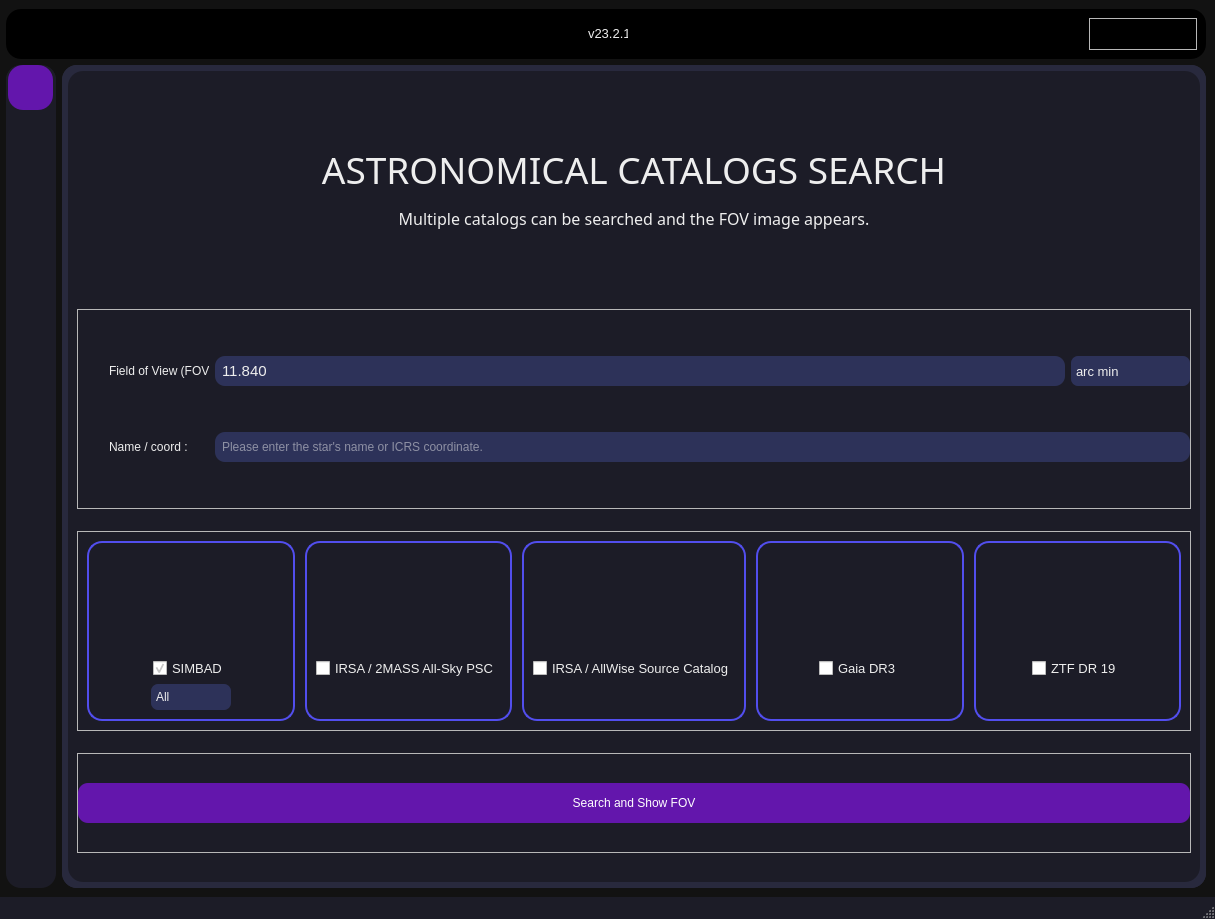
The window that UI/main.ui (krmerdem/Astro-Observer-Plan) describes before a commit, drawn with Qt 5.
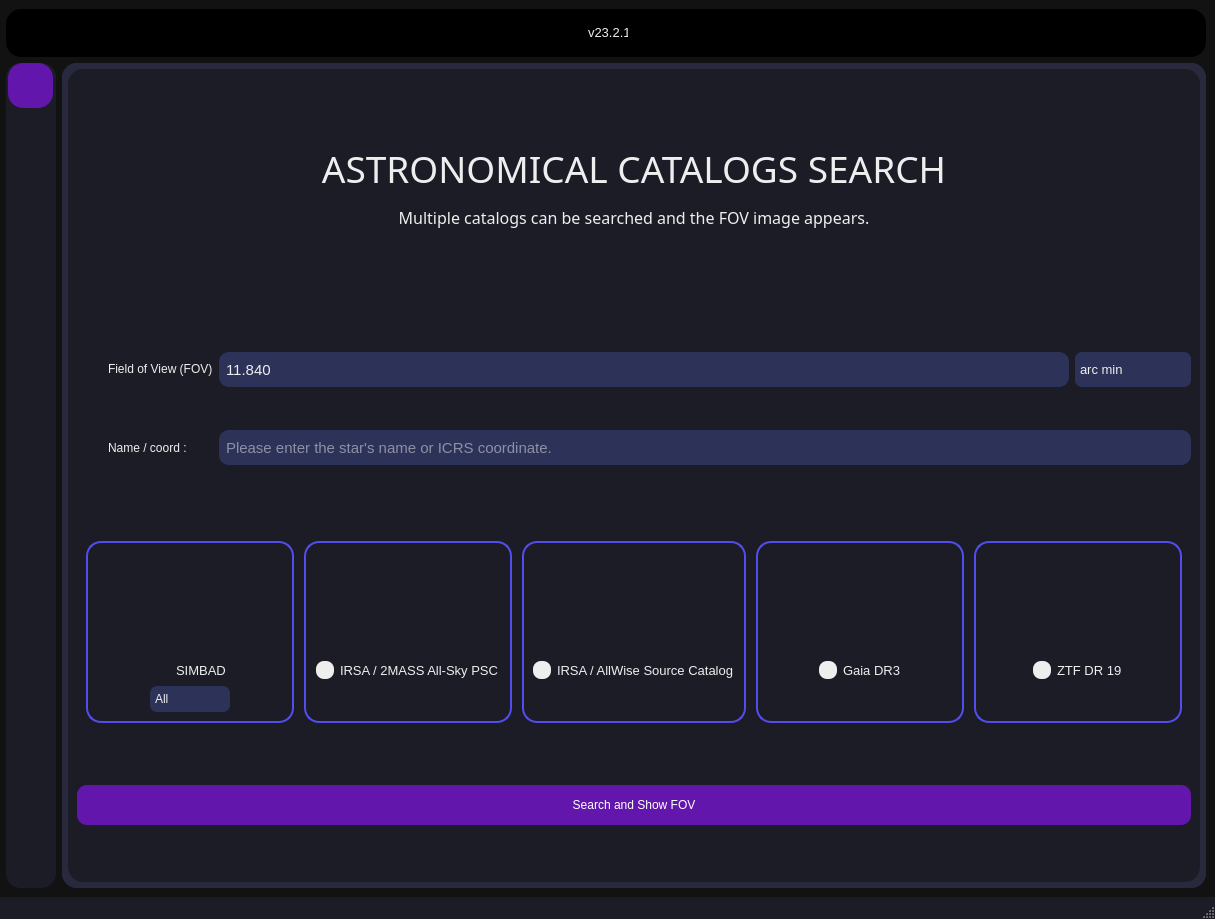
The same window after the commit. The open tabs and pages were chosen to show the change. Icons and pictures are not drawn.

The edit to the form file:
```diff
--- a/UI/main.ui
+++ b/UI/main.ui
@@ -633,6 +633,7 @@
        <string notr="true">#frame_aukr{
 background-color: #000000;
 border-radius: 15px;
+border: 0;
 }</string>
       </property>
       <property name="frameShape">
@@ -676,7 +677,10 @@
           </size>
          </property>
          <property name="styleSheet">
-          <string notr="true">QPushButton {
+          <string notr="true">QFrame {
+border: 0;
+}
+QPushButton {
 border-radius: 5px;
 background-color:#000000;
 }
@@ -4731,6 +4735,11 @@
                <height>200</height>
               </size>
              </property>
+             <property name="styleSheet">
+              <string notr="true">QFrame {
+border: 0;
+}</string>
+             </property>
              <property name="frameShape">
               <enum>QFrame::StyledPanel</enum>
              </property>
@@ -4754,14 +4763,14 @@
                <widget class="QLabel" name="querylabel">
                 <property name="minimumSize">
                  <size>
-                  <width>100</width>
-                  <height>30</height>
+                  <width>105</width>
+                  <height>35</height>
                  </size>
                 </property>
                 <property name="maximumSize">
                  <size>
-                  <width>100</width>
-                  <height>30</height>
+                  <width>105</width>
+                  <height>35</height>
                  </size>
                 </property>
                 <property name="text">
@@ -4821,9 +4830,21 @@
                 <property name="minimumSize">
                  <size>
                   <width>0</width>
-                  <height>30</height>
+                  <height>35</height>
                  </size>
                 </property>
+                <property name="maximumSize">
+                 <size>
+                  <width>16777215</width>
+                  <height>35</height>
+                 </size>
+                </property>
+                <property name="font">
+                 <font>
+                  <family>Arial</family>
+                  <pointsize>11</pointsize>
+                 </font>
+                </property>
                 <property name="styleSheet">
                  <string notr="true">QLineEdit {
 background: #2d3259;
@@ -4853,14 +4874,14 @@
                <widget class="QLabel" name="label">
                 <property name="minimumSize">
                  <size>
-                  <width>100</width>
-                  <height>0</height>
+                  <width>105</width>
+                  <height>35</height>
                  </size>
                 </property>
                 <property name="maximumSize">
                  <size>
-                  <width>100</width>
-                  <height>16777215</height>
+                  <width>105</width>
+                  <height>35</height>
                  </size>
                 </property>
                 <property name="styleSheet">
@@ -4885,13 +4906,13 @@
                 <property name="minimumSize">
                  <size>
                   <width>80</width>
-                  <height>30</height>
+                  <height>35</height>
                  </size>
                 </property>
                 <property name="maximumSize">
                  <size>
                   <width>16777215</width>
-                  <height>30</height>
+                  <height>35</height>
                  </size>
                 </property>
                 <property name="font">
@@ -4925,13 +4946,13 @@
                 <property name="minimumSize">
                  <size>
                   <width>850</width>
-                  <height>30</height>
+                  <height>35</height>
                  </size>
                 </property>
                 <property name="maximumSize">
                  <size>
                   <width>16777215</width>
-                  <height>30</height>
+                  <height>35</height>
                  </size>
                 </property>
                 <property name="font">
@@ -4972,35 +4993,39 @@
               </size>
              </property>
              <property name="styleSheet">
-              <string notr="true">QRadioButton{
+              <string notr="true">#frame_5 {
+border: 0;
+}
+
+QRadioButton{
 color: #eeeeee;
 }
 
-QRadioButton::indicator {
+QCheckBox::indicator {
 width: 18px;
 height: 18px;
 border-radius:8px;
 }
 
-QRadioButton::indicator::unchecked
+QCheckBox::indicator::unchecked
 {
    background-color: #eeeeee;
 }
-QRadioButton::indicator:unchecked:hover
+QCheckBox::indicator:unchecked:hover
 {
     background-color: #6316AC;
 }
-QRadioButton::indicator::checked 
+QCheckBox::indicator::checked 
 {
-   background-color: #6fcf97;
+   image: url(:/icon/icon/check.svg)
 }
 
-QRadioButton::indicator:checked:pressed 
+QCheckBox::indicator:checked:pressed 
 {
    background-color: #7e31b5;
 }
 
-QRadioButton::indicator:unchecked:pressed 
+QCheckBox::indicator:unchecked:pressed 
 {
    background-color: #7e31b5;
 }
@@ -5188,6 +5213,9 @@
                      <pointsize>10</pointsize>
                     </font>
                    </property>
+                   <property name="styleSheet">
+                    <string notr="true"/>
+                   </property>
                    <property name="text">
                     <string>SIMBAD</string>
                    </property>
@@ -5304,7 +5332,7 @@
                <widget class="QFrame" name="wise_frame_cat">
                 <property name="styleSheet">
                  <string notr="true">#wise_frame_cat {
-border: 2px solid#524eee;
+border: 2px solid #524eee;
 border-radius: 15px;
 
 }</string>
@@ -5481,7 +5509,11 @@
               </size>
              </property>
              <property name="styleSheet">
-              <string notr="true">QPushButton{
+              <string notr="true">QFrame {
+border: 0;
+}
+
+QPushButton{
 background-color:  #6316AC;
 border-radius: 10px;
 	color: rgb(255, 255, 255);
@@ -5492,7 +5524,8 @@
     
 QPushButton:pressed {
     background-color: #7e31b5;
-}</string>
+}
+</string>
              </property>
              <property name="frameShape">
               <enum>QFrame::StyledPanel</enum>
```
Left out of the diff: 20 changed lines with no effect on the pictures.
